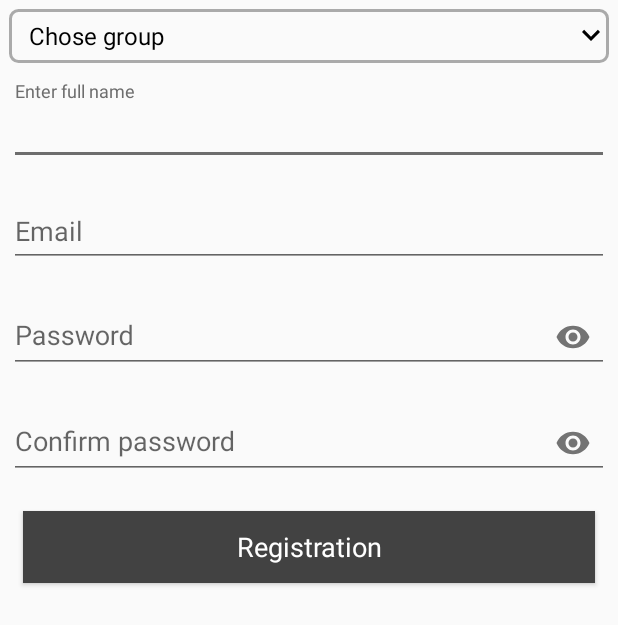
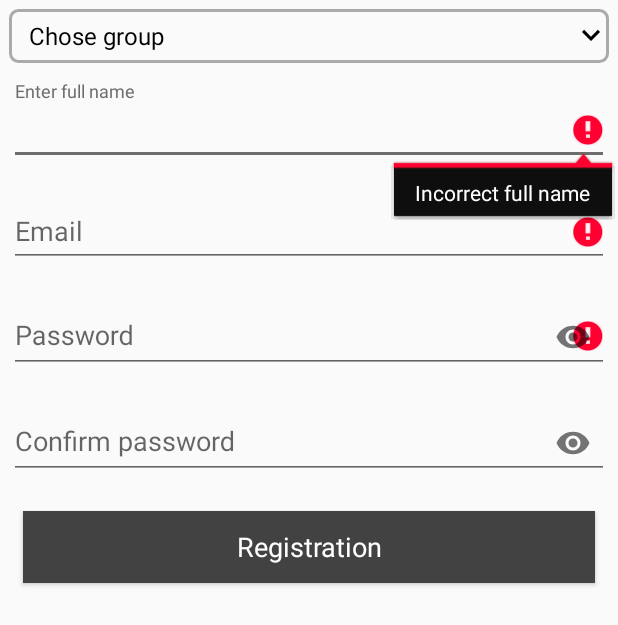
Before and after one commit to AlexKatrenich/codelabs, an Android app: the fragment SignUpFragment shown on its own in the app's theme, after a tap on "Registration", on a phone screen of 412 x 824 dp. Shown: the top 625 px of the screen. Run offline under Robolectric (Android 15) with nearby library versions, the phone set to English and light mode, and no system bars.

```diff
--- a/FactoryQuestions/app/src/main/java/com/katrenich/alex/factoryquestions/fragments/SignUpFragment.java
+++ b/FactoryQuestions/app/src/main/java/com/katrenich/alex/factoryquestions/fragments/SignUpFragment.java
@@ -1,7 +1,6 @@
 package com.katrenich.alex.factoryquestions.fragments;
 
 import android.app.Activity;
-import android.content.Context;
 import android.os.Bundle;
 import android.support.annotation.NonNull;
 import android.support.annotation.Nullable;
@@ -11,10 +10,9 @@ import android.util.Log;
 import android.view.LayoutInflater;
 import android.view.View;
 import android.view.ViewGroup;
-import android.widget.AdapterView;
-import android.widget.ArrayAdapter;
 import android.widget.Button;
 import android.widget.Spinner;
+import android.widget.TextView;
 import android.widget.Toast;
 
 import com.katrenich.alex.factoryquestions.*;
@@ -35,8 +33,11 @@ public class SignUpFragment extends Fragment implements View.OnClickListener{
                     "[A-Za-z0-9-]+(\\.[A-Za-z0-9]+)*(\\.[A-Za-z]{2,})$";
 
     // константа для валідації пароля
+    private static final String PASSWORD_PATTERN = "^[a-zA-Z0-9-_\\.]{2,20}$";
 
-    private static final String PASSWORD_PATTERN = "^[a-zA-Z0-9-_\\.]{1,20}$";
+    //константа для валідації Логіну користувача
+    private static final String USER_FULLNAME_PATTERN = "^[а-яА-ЯёЁa-zA-Z\\.]{2,20}$";
+
 
     //Тестові дані, потрібно замінити на дані, що підтягуватимуться з серверної БД
     List<String> spinnerTestData = Arrays.asList(
@@ -81,7 +82,7 @@ public class SignUpFragment extends Fragment implements View.OnClickListener{
 
         // створюється адаптер та заповнюється даними для випадаючого списку
         GroupSpinnerAdapter<String> spinnerAdapter = new GroupSpinnerAdapter<>(v.getContext(),
-                R.layout.test_spinner_item, spinnerTestData);
+                R.layout.spinner_item, spinnerTestData);
 
 
 
@@ -108,13 +109,16 @@ public class SignUpFragment extends Fragment implements View.OnClickListener{
 
             Log.d(TAG, "onClick: validateFields = " + valFields);
 
+            // Для тестування, після налаштування обмінів з сервером - видалити
             Activity activity = this.getActivity();
-
-            if(activity != null){
+            if(activity != null && valFields){
                 Toast.makeText(activity, "User email :" + userEmail + "\nUser password : " + userPassword
                         + "\nUser password confirm : " + etPassConfirm.getText().toString()
                         + "\nGroup : " + spinnerTestData.get((int) spinGroupList.getSelectedItemId()), Toast.LENGTH_SHORT).show();
             }
+
+
+
         }
     }
 
@@ -122,33 +126,44 @@ public class SignUpFragment extends Fragment implements View.OnClickListener{
     private boolean validateFields(String userEmail, String userPassword, String userFullName, int groupNumber) {
         boolean valid = true;
 
+        // перевіряємо Full Name користувача на валідність
+        if (!Pattern.compile(USER_FULLNAME_PATTERN).matcher(userFullName).matches()){
+            valid = false;
+            etFullName.setError("Incorrect full name");
+            Log.d(TAG, "validateFields: User Full name is not valid");
+        }
+
         // перевіряємо емейл на валідність
         if (!Pattern.compile(EMAIL_PATTERN).matcher(userEmail).matches()){
             valid = false;
-            etEmail.setError(null);
+            etEmail.setError("Incorrect email");
             Log.d(TAG, "validateFields: Email is not valid");
         }
 
         // перевіряємо пароль на валідність
         if (!Pattern.compile(PASSWORD_PATTERN).matcher(userPassword).matches()){
             valid = false;
-            etPassword.setError(null);
+            etPassword.setError("Password must contain at least 2 letters or numbers");
             Log.d(TAG, "validateFields: Password is not valid");
         }
 
         // перевіряємо пароль та підтвердження на збіг
         if (!userPassword.equals(etPassConfirm.getText().toString())){
             valid = false;
-            etPassConfirm.setError(etPassConfirm.getText().toString());
+            etPassConfirm.setError("Password and confirm password must be same");
             Log.d(TAG, "validateFields: Password not equals password confirm");
         }
 
         // перевіряємо чи обрана група
         if (groupNumber == 0){
             valid = false;
+
+            //TODO в прописати видачу помилки в ТексВ'ю Спінера.
+
             Activity activity = this.getActivity();
             if(activity != null){
-                Toast.makeText(activity, "Choose your group", Toast.LENGTH_LONG).show();
+
+                Toast.makeText(activity, "Please choose your group", Toast.LENGTH_LONG).show();
             }
 
             Log.d(TAG, "validateFields: Group not was chosen");
--- a/FactoryQuestions/app/src/main/res/layout/group_spinner_dropdown_item.xml
+++ b/FactoryQuestions/app/src/main/res/layout/group_spinner_dropdown_item.xml
@@ -19,7 +19,7 @@
 -->
 <CheckedTextView
     xmlns:android="http://schemas.android.com/apk/res/android"
-    android:id="@android:id/text1"
+    android:id="@android:id/tv_spinner_item"
     style="@style/ButtonTheme.Base"
     android:singleLine="true"
     android:layout_width="match_parent"
--- a/FactoryQuestions/app/src/main/res/layout/test_spinner_item.xml
+++ b/FactoryQuestions/app/src/main/res/layout/spinner_item.xml
@@ -18,7 +18,7 @@
 */
 -->
 <TextView xmlns:android="http://schemas.android.com/apk/res/android"
-    android:id="@android:id/text1"
+    android:id="@android:id/tv_spinner_item"
     style="?android:attr/spinnerItemStyle"
     android:singleLine="true"
     android:layout_width="match_parent"
```
Also changed, not shown: FactoryQuestions/app/src/main/java/com/katrenich/alex/factoryquestions/entity/User.java (+41 -0 lines).
